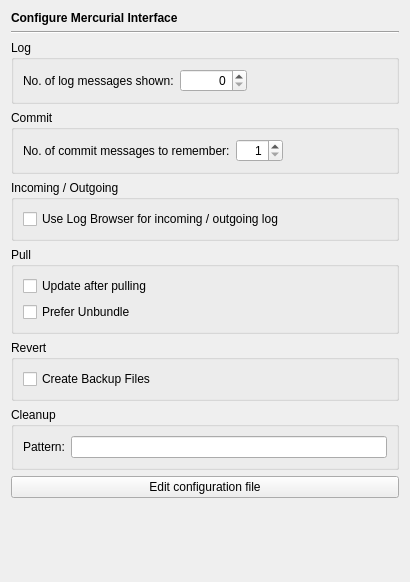
The window that Plugins/VcsPlugins/vcsMercurial/ConfigurationPage/MercurialPage.ui (testmana2/test) describes before a commit, drawn with Qt 5.
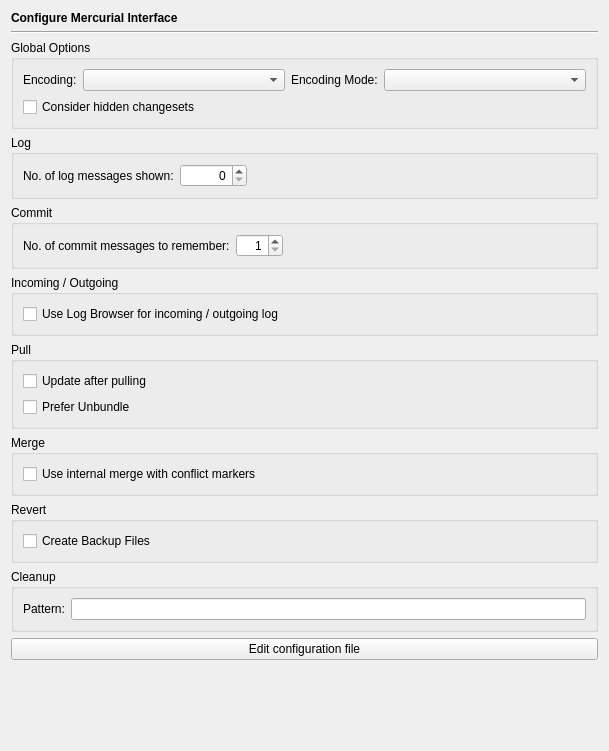
The same window after the commit.

Commit message: Merge with default branch.

Diff of the .ui file:
```diff
--- a/Plugins/VcsPlugins/vcsMercurial/ConfigurationPage/MercurialPage.ui
+++ b/Plugins/VcsPlugins/vcsMercurial/ConfigurationPage/MercurialPage.ui
@@ -6,11 +6,11 @@
    <rect>
     <x>0</x>
     <y>0</y>
-    <width>406</width>
-    <height>582</height>
+    <width>609</width>
+    <height>751</height>
    </rect>
   </property>
-  <layout class="QVBoxLayout" name="verticalLayout_4">
+  <layout class="QVBoxLayout" name="verticalLayout_5">
    <item>
     <widget class="QLabel" name="headerLabel">
      <property name="text">
@@ -31,6 +31,62 @@
      </property>
     </widget>
    </item>
+   <item>
+    <widget class="QGroupBox" name="groupBox_8">
+     <property name="title">
+      <string>Global Options</string>
+     </property>
+     <layout class="QGridLayout" name="gridLayout">
+      <item row="0" column="0">
+       <widget class="QLabel" name="label_4">
+        <property name="text">
+         <string>Encoding:</string>
+        </property>
+       </widget>
+      </item>
+      <item row="0" column="1">
+       <widget class="QComboBox" name="encodingComboBox">
+        <property name="sizePolicy">
+         <sizepolicy hsizetype="Expanding" vsizetype="Fixed">
+          <horstretch>0</horstretch>
+          <verstretch>0</verstretch>
+         </sizepolicy>
+        </property>
+        <property name="toolTip">
+         <string>Select the encoding to be used by Mercurial</string>
+        </property>
+       </widget>
+      </item>
+      <item row="0" column="2">
+       <widget class="QLabel" name="label_5">
+        <property name="text">
+         <string>Encoding Mode:</string>
+        </property>
+       </widget>
+      </item>
+      <item row="0" column="3">
+       <widget class="QComboBox" name="encodingModeComboBox">
+        <property name="sizePolicy">
+         <sizepolicy hsizetype="Expanding" vsizetype="Fixed">
+          <horstretch>0</horstretch>
+          <verstretch>0</verstretch>
+         </sizepolicy>
+        </property>
+        <property name="toolTip">
+         <string>Select the encoding mode</string>
+        </property>
+       </widget>
+      </item>
+      <item row="1" column="0" colspan="2">
+       <widget class="QCheckBox" name="hiddenChangesetsCheckBox">
+        <property name="text">
+         <string>Consider hidden changesets</string>
+        </property>
+       </widget>
+      </item>
+     </layout>
+    </widget>
+   </item>
    <item>
     <widget class="QGroupBox" name="groupBox">
      <property name="title">
@@ -170,6 +226,29 @@
      </layout>
     </widget>
    </item>
+   <item>
+    <widget class="QGroupBox" name="groupBox_7">
+     <property name="title">
+      <string>Merge</string>
+     </property>
+     <layout class="QVBoxLayout" name="verticalLayout_4">
+      <item>
+       <widget class="QCheckBox" name="internalMergeCheckBox">
+        <property name="toolTip">
+         <string>Select to enforce usage of the Mercural internal merge tool</string>
+        </property>
+        <property name="whatsThis">
+         <string>&lt;b&gt;Internal Merge Tool&lt;/b&gt;
+&lt;p&gt;Select to enforce usage of the Mercural internal merge tool,which leaves conflict markers in the file in case of conflicting changes.&lt;/p&gt;</string>
+        </property>
+        <property name="text">
+         <string>Use internal merge with conflict markers</string>
+        </property>
+       </widget>
+      </item>
+     </layout>
+    </widget>
+   </item>
    <item>
     <widget class="QGroupBox" name="groupBox_6">
      <property name="title">
```
Left out of the diff: 4 changed lines with no effect on the pictures. The commit also changes 751 other files.
